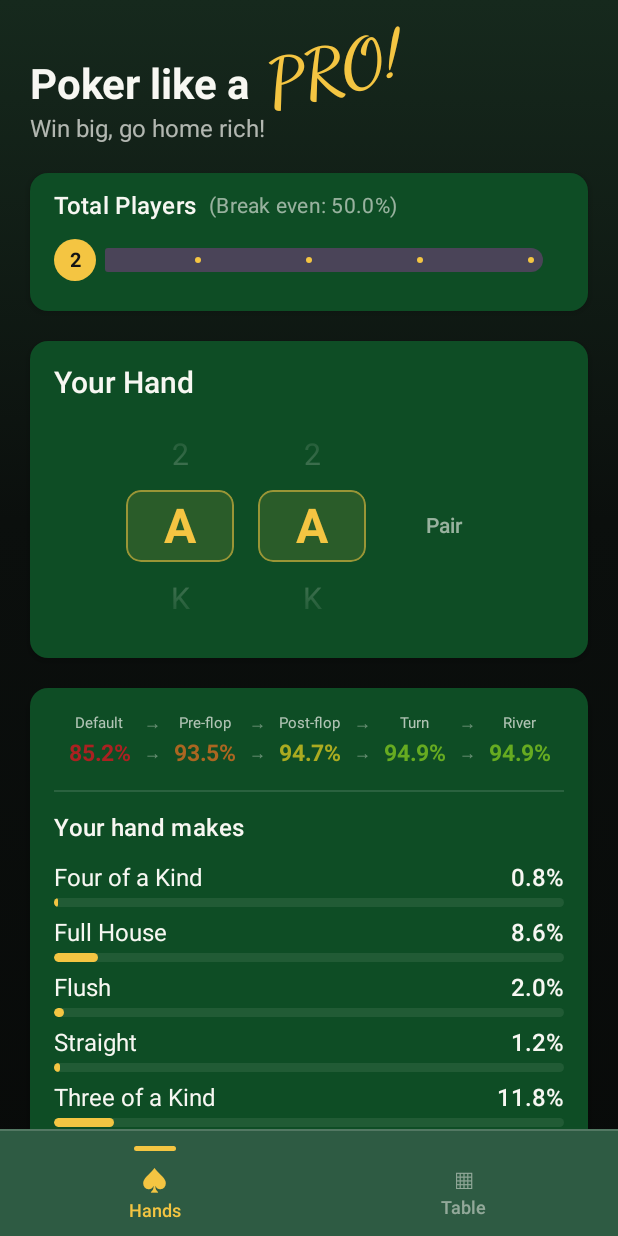
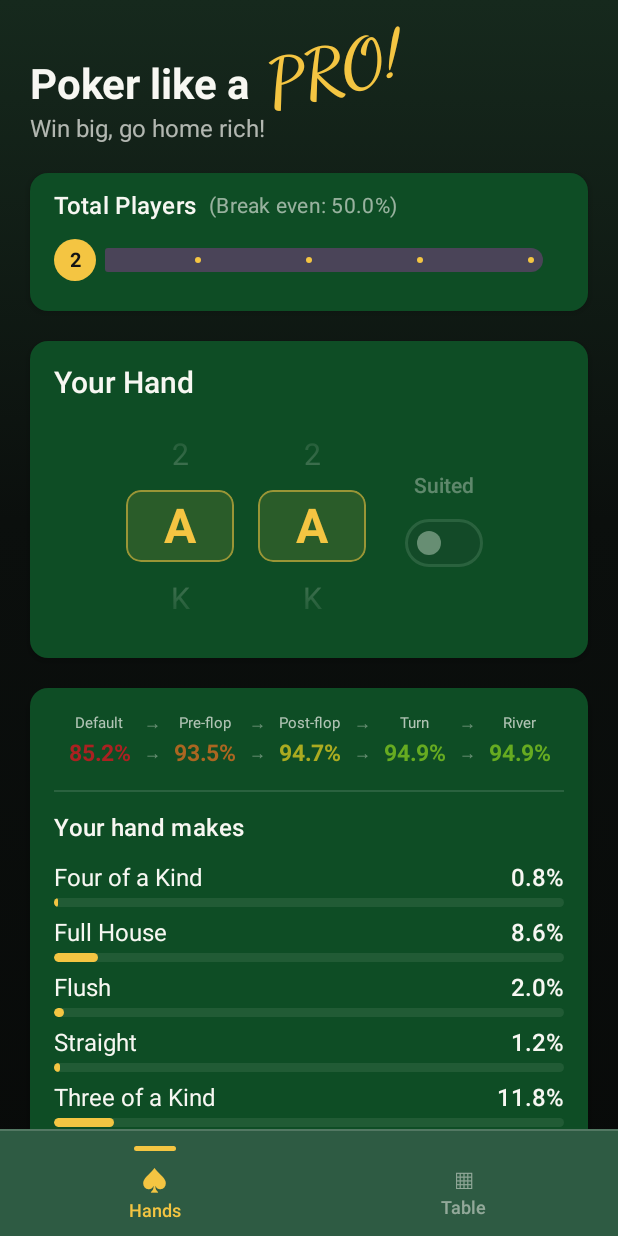
Before and after one commit to vtlinh/Poker-Stats, an Android app built with Jetpack Compose: the screen it shows after launch (MainActivity), on a phone screen of 412 x 824 dp. Run offline under Robolectric (Android 15) with nearby library versions, the phone set to English and light mode, and no system bars.

Commit message:
Disable (grey out) the suited toggle for pairs
Pairs can't be suited, so keep the "Suited" switch visible but disabled
and greyed rather than swapping in a "Pair" label.

Co-Authored-By: Claude Opus 4.8 <noreply@anthropic.com>
Claude-Session: https://claude.ai/code/session_01D5xi7EShBRkmNiwZD8aWrQ

```diff
--- a/app/src/main/java/com/pokerstats/odds/ui/PokerScreen.kt
+++ b/app/src/main/java/com/pokerstats/odds/ui/PokerScreen.kt
@@ -369,8 +369,8 @@ private fun RankWheel(
 
 /**
  * Suited control shown to the right of the hand wheels: a "Suited" label above a
- * switch (on = suited, off = offsuit). Pairs can't be suited, so they show a
- * muted "Pair" instead. Fixed width so the wheels don't shift between states.
+ * switch (on = suited, off = offsuit). Pairs can't be suited, so the control is
+ * disabled and greyed out. Fixed width so the wheels don't shift between states.
  */
 @Composable
 private fun SuitedControl(isPair: Boolean, suited: Boolean, onChange: (Boolean) -> Unit) {
@@ -378,21 +378,17 @@ private fun SuitedControl(isPair: Boolean, suited: Boolean, onChange: (Boolean)
         modifier = Modifier.width(64.dp),
         horizontalAlignment = Alignment.CenterHorizontally,
     ) {
-        if (isPair) {
-            Text(
-                "Pair",
-                style = MaterialTheme.typography.labelLarge,
-                color = MaterialTheme.colorScheme.onSurface.copy(alpha = 0.6f),
-            )
-        } else {
-            Text(
-                "Suited",
-                style = MaterialTheme.typography.labelLarge,
-                color = MaterialTheme.colorScheme.onSurface,
-            )
-            Spacer(Modifier.height(6.dp))
-            Switch(checked = suited, onCheckedChange = onChange)
-        }
+        Text(
+            "Suited",
+            style = MaterialTheme.typography.labelLarge,
+            color = MaterialTheme.colorScheme.onSurface.copy(alpha = if (isPair) 0.35f else 1f),
+        )
+        Spacer(Modifier.height(6.dp))
+        Switch(
+            checked = suited && !isPair,
+            onCheckedChange = onChange,
+            enabled = !isPair,
+        )
     }
 }
 
```
